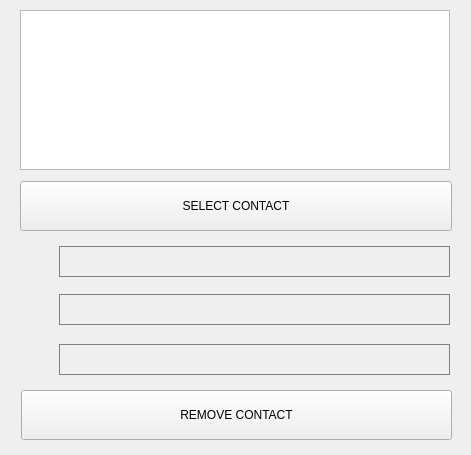
SEAME-pt/HotWheels-Warmup, file Modules/Module03/Phonebook/dialogsearch.ui: the form before one commit.
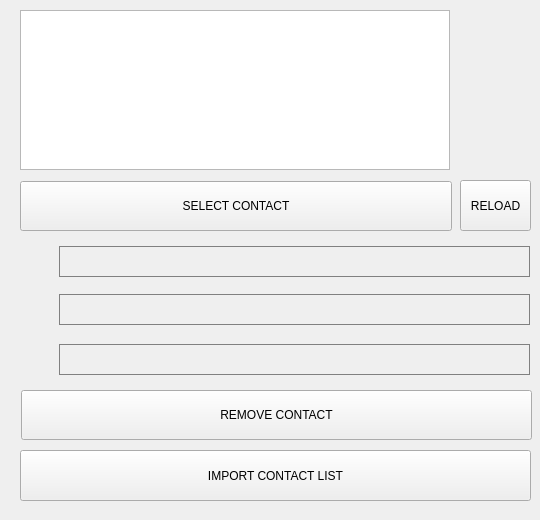
The form after the commit. Icons and pictures are not drawn.

Commit message: adding import and export contacts functionalities to the program. only export contacts missing

Patch:
```diff
--- a/Modules/Module03/Phonebook/dialogsearch.ui
+++ b/Modules/Module03/Phonebook/dialogsearch.ui
@@ -6,20 +6,20 @@
    <rect>
     <x>0</x>
     <y>0</y>
-    <width>471</width>
-    <height>455</height>
+    <width>540</width>
+    <height>520</height>
    </rect>
   </property>
   <property name="minimumSize">
    <size>
-    <width>471</width>
-    <height>455</height>
+    <width>540</width>
+    <height>520</height>
    </size>
   </property>
   <property name="maximumSize">
    <size>
-    <width>471</width>
-    <height>455</height>
+    <width>540</width>
+    <height>520</height>
    </size>
   </property>
   <property name="windowTitle">
@@ -109,7 +109,7 @@
     <rect>
      <x>59</x>
      <y>344</y>
-     <width>391</width>
+     <width>471</width>
      <height>31</height>
     </rect>
    </property>
@@ -128,7 +128,7 @@
     <rect>
      <x>59</x>
      <y>246</y>
-     <width>391</width>
+     <width>471</width>
      <height>31</height>
     </rect>
    </property>
@@ -150,7 +150,7 @@
     <rect>
      <x>59</x>
      <y>294</y>
-     <width>391</width>
+     <width>471</width>
      <height>31</height>
     </rect>
    </property>
@@ -169,7 +169,7 @@
     <rect>
      <x>21</x>
      <y>390</y>
-     <width>431</width>
+     <width>511</width>
      <height>50</height>
     </rect>
    </property>
@@ -249,6 +249,38 @@
     <bool>true</bool>
    </property>
   </widget>
+  <widget class="QPushButton" name="btn_importContactList">
+   <property name="geometry">
+    <rect>
+     <x>20</x>
+     <y>450</y>
+     <width>511</width>
+     <height>51</height>
+    </rect>
+   </property>
+   <property name="text">
+    <string>IMPORT CONTACT LIST</string>
+   </property>
+   <property name="autoDefault">
+    <bool>false</bool>
+   </property>
+  </widget>
+  <widget class="QPushButton" name="btn_Reload">
+   <property name="geometry">
+    <rect>
+     <x>460</x>
+     <y>180</y>
+     <width>71</width>
+     <height>51</height>
+    </rect>
+   </property>
+   <property name="text">
+    <string>RELOAD</string>
+   </property>
+   <property name="autoDefault">
+    <bool>false</bool>
+   </property>
+  </widget>
  </widget>
  <resources>
   <include location="Images.qrc"/>
```
Left out of the diff: 3 changed lines with no effect on the pictures. The commit also changes 8 other files.
